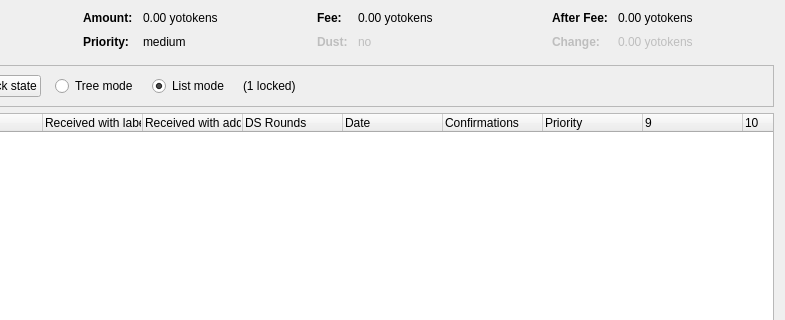
This is src/qt/forms/coincontroldialog.ui in Yotokens2020/Yotokens as Qt 5 draws it before an edit; both pictures show x 169 to 954 and y 0 to 320 of the 954 by 500 pixel window. The edited form follows.
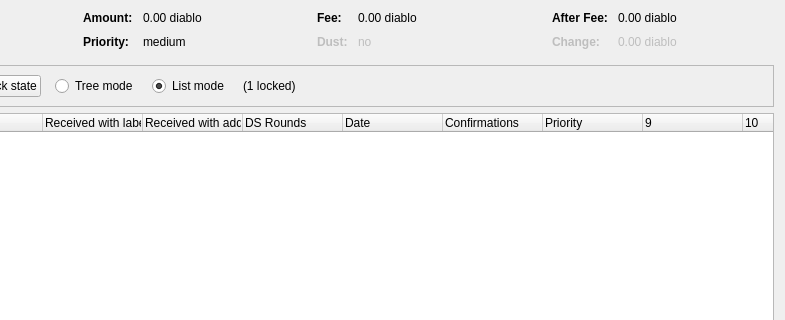
This is the edited form. Custom widgets are drawn as their Qt base class.

```diff
--- a/src/qt/forms/coincontroldialog.ui
+++ b/src/qt/forms/coincontroldialog.ui
@@ -132,7 +132,7 @@
           <enum>Qt::ActionsContextMenu</enum>
          </property>
          <property name="text">
-          <string notr="true">0.00 yotokens</string>
+          <string notr="true">0.00 diablo</string>
          </property>
          <property name="textInteractionFlags">
           <set>Qt::LinksAccessibleByMouse|Qt::TextSelectableByKeyboard|Qt::TextSelectableByMouse</set>
@@ -206,7 +206,7 @@
           <enum>Qt::ActionsContextMenu</enum>
          </property>
          <property name="text">
-          <string notr="true">0.00 yotokens</string>
+          <string notr="true">0.00 diablo</string>
          </property>
          <property name="textInteractionFlags">
           <set>Qt::LinksAccessibleByMouse|Qt::TextSelectableByKeyboard|Qt::TextSelectableByMouse</set>
@@ -286,7 +286,7 @@
           <enum>Qt::ActionsContextMenu</enum>
          </property>
          <property name="text">
-          <string notr="true">0.00 yotokens</string>
+          <string notr="true">0.00 diablo</string>
          </property>
          <property name="textInteractionFlags">
           <set>Qt::LinksAccessibleByMouse|Qt::TextSelectableByKeyboard|Qt::TextSelectableByMouse</set>
@@ -321,7 +321,7 @@
           <enum>Qt::ActionsContextMenu</enum>
          </property>
          <property name="text">
-          <string notr="true">0.00 yotokens</string>
+          <string notr="true">0.00 diablo</string>
          </property>
          <property name="textInteractionFlags">
           <set>Qt::LinksAccessibleByMouse|Qt::TextSelectableByKeyboard|Qt::TextSelectableByMouse</set>
```
